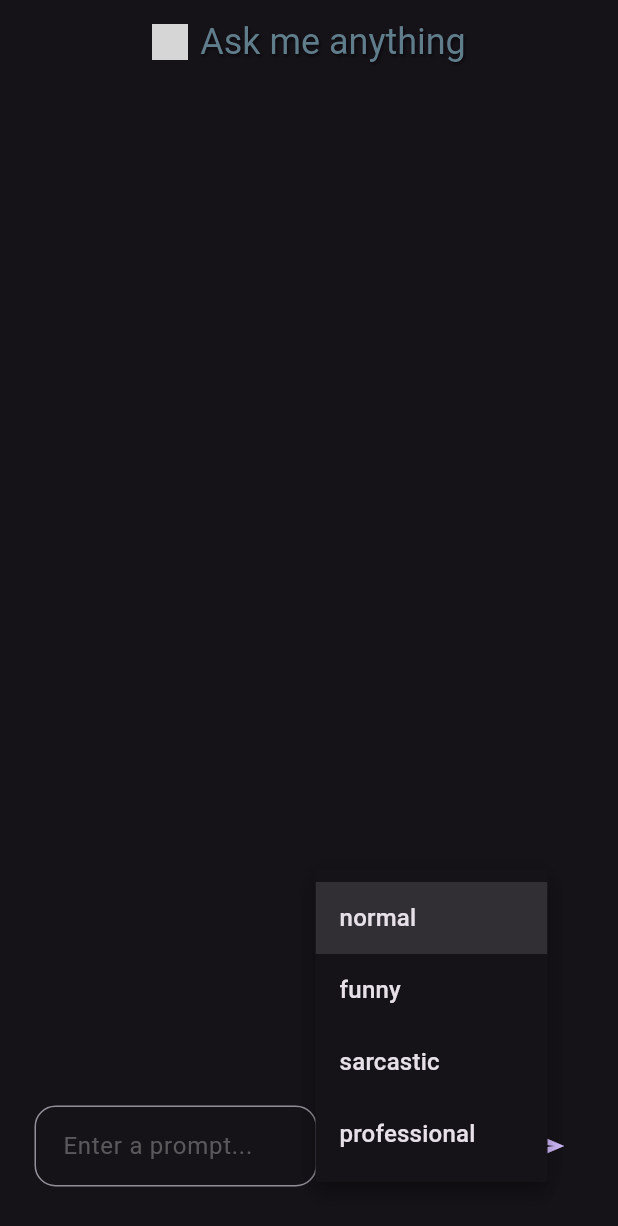
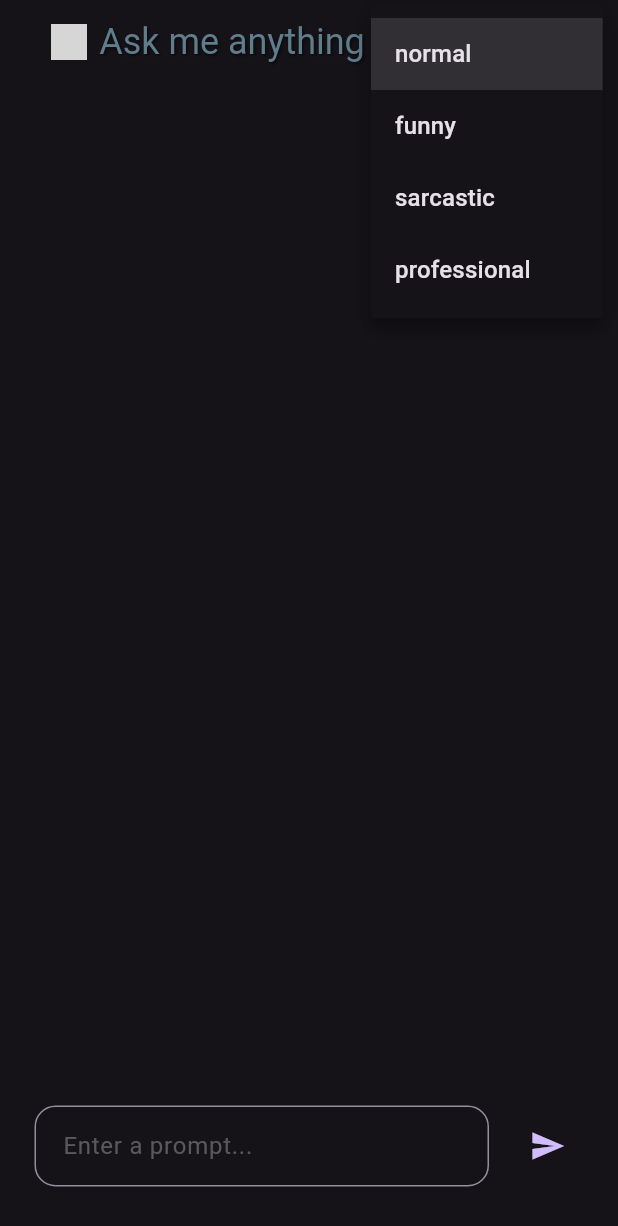
Before and after one commit to AngeloAyranji/flutter-app, a Flutter app: the screen it shows after launch, after a tap on "normal", on a phone screen of 412 x 824 dp. Shown: the top 1226 px of the screen. Run offline on Flutter 3.47's test engine with Material 3 defaults, Android fonts, the phone set to English and light mode, and no system bars; our stand-ins replace flutter_dotenv, flutter_markdown, google_generative_ai; Roboto replaces fonts that are missing (Poppins); grey boxes are pictures that could not be loaded.

```diff
--- a/lib/main.dart
+++ b/lib/main.dart
@@ -37,6 +37,8 @@ class Home extends StatefulWidget {
 }
 
 class _HomeState extends State<Home> {
+  String _selectedOption = "normal";
+
   @override
   Widget build(BuildContext context) {
     return Scaffold(
@@ -49,7 +51,10 @@ class _HomeState extends State<Home> {
               height: 24,
             ),
             const SizedBox(width: 8),
-            Text(
+            Padding(
+              padding: const EdgeInsets.only(
+                  right: 20), // Adjust the padding as needed
+              child: Text(
                 "Ask me anything",
                 style: TextStyle(
                   fontFamily: 'Poppins',
@@ -63,6 +68,22 @@ class _HomeState extends State<Home> {
                     ),
                   ],
                 ),
+              ),
+            ),
+            DropdownButton<String>(
+              value: _selectedOption,
+              items: <String>['normal', 'funny', 'sarcastic', 'professional']
+                  .map((String value) {
+                return DropdownMenuItem<String>(
+                  value: value,
+                  child: Text(value),
+                );
+              }).toList(),
+              onChanged: (String? newValue) {
+                setState(() {
+                  _selectedOption = newValue!;
+                });
+              },
             ),
           ],
         ),
@@ -169,25 +190,6 @@ class _ChatScreenState extends State<ChatScreen> {
                 const SizedBox.square(
                   dimension: 15,
                 ),
-                DropdownButton<String>(
-                  value: _selectedOption,
-                  items: <String>[
-                    'normal',
-                    'funny',
-                    'sarcastic',
-                    'professional'
-                  ].map((String value) {
-                    return DropdownMenuItem<String>(
-                      value: value,
-                      child: Text(value),
-                    );
-                  }).toList(),
-                  onChanged: (String? newValue) {
-                    setState(() {
-                      _selectedOption = newValue!;
-                    });
-                  },
-                ),
                 if (!_loading)
                   IconButton(
                     onPressed: () async {
```
Lines whose indentation alone changed are shown as unchanged.
